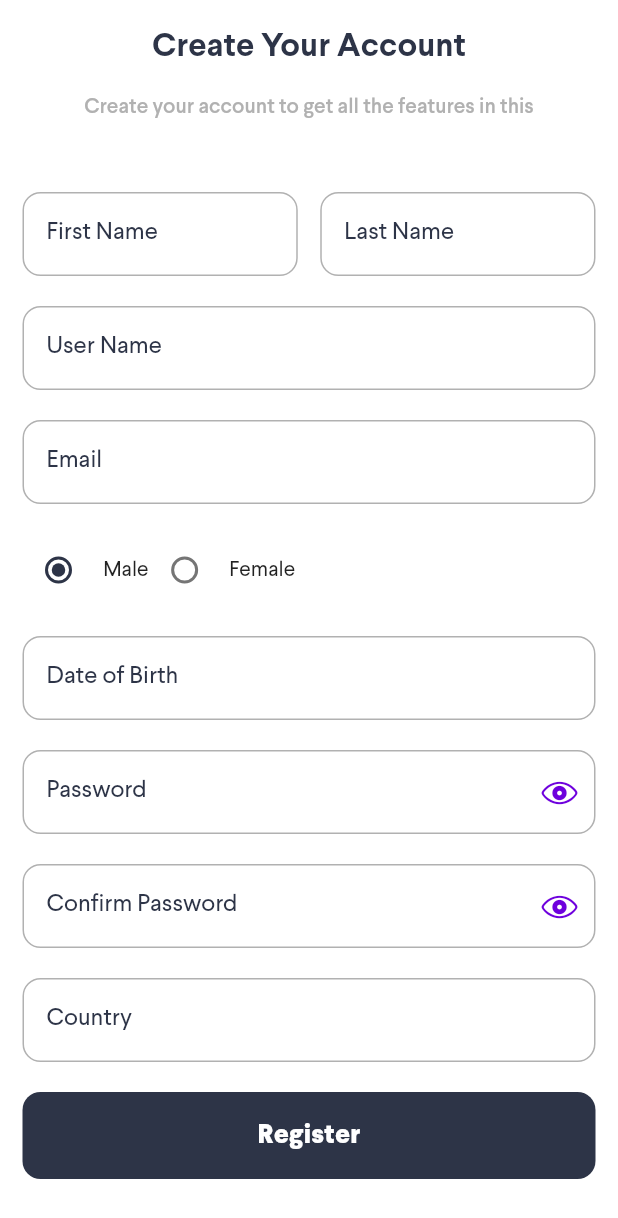
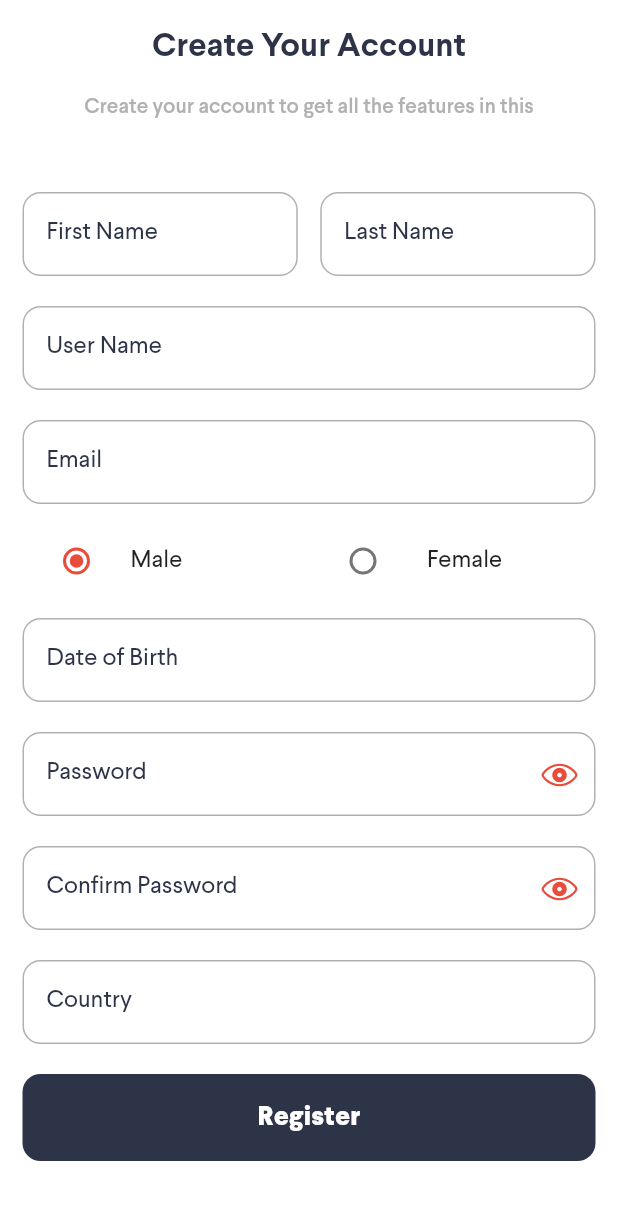
Before and after one commit to faiqkhan480/MUesdMe, a Flutter app: the screen it shows after launch, after a tap on "Sign Up", on a phone screen of 412 x 824 dp. Shown: the top 1218 px of the screen. Run offline on Flutter 3.47's test engine with Material 2 defaults, Android fonts, the phone set to English and light mode, and no system bars; our stand-ins replace audioplayers, awesome_notifications, badges, better_player, country_picker, emoji_picker_flutter and 15 more; missing offline and left inert: agora_rtc_engine, agora_rtm, flutter_storage_path, flutter_stripe, imgly_sdk, photo_editor_sdk and 4 more; accounts and stored records are empty; network calls fail.

Commit message:
change radio button to radio tile

```diff
--- a/lib/controllers/market_controller.dart
+++ b/lib/controllers/market_controller.dart
@@ -119,7 +119,7 @@ class MarketController extends GetxController with GetSingleTickerProviderStateM
     buying.value = false;
   }
 
-  void resetValues() {
+  void resetValues(bool deleteItem) {
     debugPrint(":::::::::::::::RESET");
     if(!buy() && selectedItem.value?.userId != _authService.currentUser?.userId) {
       Get.back();
@@ -128,7 +128,9 @@ class MarketController extends GetxController with GetSingleTickerProviderStateM
     height.value = Get.height;
     borderRadius.value = buy() ? BorderRadius.circular(0) : BorderRadius.circular(30);
     currIndex.value = 0;
-    selectedItem = Rxn<Listing?>();
+    if(deleteItem) {
+      selectedItem = Rxn<Listing?>();
+    }
   }
 
   Future updatePaletteGenerator([String? path, int? index]) async {
--- a/lib/screens/auth/login_screen.dart
+++ b/lib/screens/auth/login_screen.dart
@@ -75,7 +75,7 @@ class _LoginScreenState extends State<LoginScreen> {
                     onSubmit: (_) => FocusScope.of(context).nextFocus(),
                     trailingIcon: IconButton(
                         onPressed: () => setState(() => secure = !secure),
-                        icon: Icon(secure ? CupertinoIcons.eye : CupertinoIcons.eye_slash, color: AppColors.progressColor)),
+                        icon: Icon(secure ? CupertinoIcons.eye : CupertinoIcons.eye_slash, color: AppColors.primaryColor)),
                   ),
                   const SizedBox(height: 10,),
                   Align(
@@ -83,7 +83,7 @@ class _LoginScreenState extends State<LoginScreen> {
                     child: TextButton(
                       onPressed: () => null,
                       style: TextButton.styleFrom(
-                        foregroundColor: AppColors.progressColor,
+                        foregroundColor: AppColors.primaryColor,
                         textStyle: const TextStyle(
                           fontWeight: FontWeight.w800,
                           fontFamily: Constants.fontFamily,
@@ -187,7 +187,7 @@ class _LoginScreenState extends State<LoginScreen> {
                       TextButton(
                         onPressed: () => Navigator.push(context, CupertinoPageRoute(builder: (context) => const RegisterScreen())),
                         style: TextButton.styleFrom(
-                            foregroundColor: AppColors.progressColor,
+                            foregroundColor: AppColors.primaryColor,
                             textStyle: const TextStyle(
                                 fontWeight: FontWeight.w500,
                                 fontFamily: Constants.fontFamily,
--- a/lib/screens/auth/register_screen.dart
+++ b/lib/screens/auth/register_screen.dart
@@ -113,34 +113,34 @@ class _RegisterScreenState extends State<RegisterScreen> {
                     validator: (String? value) => value!.isEmpty ? "Email is required!" : null,
                     onSubmit: (_) => FocusScope.of(context).nextFocus(),
                   ),
-                  const SizedBox(height: 20,),
+                  const SizedBox(height: 10,),
                   // GENDER SELECTION
                   Row(
                     // mainAxisAlignment: MainAxisAlignment.spaceBetween,
                     children: [
-                      Radio(
+                      Expanded(child: RadioListTile(
                         value: Gender.male,
                         groupValue: _gender,
-                        activeColor: AppColors.secondaryColor,
+                        activeColor: AppColors.primaryColor,
                         onChanged: (Gender? value) {
                           setState(() {
                             _gender = value;
                           });
                         },
-                      ),
-                      const Text("\t\tMale"),
+                        title: const Text("Male"),
+                      )),
 
-                      Radio(
+                      Expanded(child: RadioListTile(
                         value: Gender.female,
                         groupValue: _gender,
-                        activeColor: AppColors.secondaryColor,
+                        activeColor: AppColors.primaryColor,
                         onChanged: (Gender? value) {
                           setState(() {
                             _gender = value;
                           });
                         },
-                      ),
-                      const Text("\t\tFemale"),
+                        title: const Text("\t\tFemale"),
+                      )),
                       // Expanded(
                       //   child: TextButton(
                       //     onPressed: () => setState(() => isMale = true),
@@ -190,7 +190,7 @@ class _RegisterScreenState extends State<RegisterScreen> {
                       // ),
                     ],
                   ),
-                  const SizedBox(height: 20,),
+                  const SizedBox(height: 10,),
                   // Date Of Birth Fields
                   InputField(
                     controller: dobController,
@@ -213,7 +213,7 @@ class _RegisterScreenState extends State<RegisterScreen> {
                     onSubmit: (_) => FocusScope.of(context).nextFocus(),
                     trailingIcon: IconButton(
                         onPressed: () => setState(() => passSecure = !passSecure),
-                        icon: Icon(passSecure ? CupertinoIcons.eye : CupertinoIcons.eye_slash, color: AppColors.progressColor)),
+                        icon: Icon(passSecure ? CupertinoIcons.eye : CupertinoIcons.eye_slash, color: AppColors.primaryColor)),
                   ),
                   const SizedBox(height: 20,),
                   // CONFIRM PASSWORD FIELD
@@ -226,7 +226,7 @@ class _RegisterScreenState extends State<RegisterScreen> {
                     onSubmit: (_) => FocusScope.of(context).nextFocus(),
                     trailingIcon: IconButton(
                         onPressed: () => setState(() => confirmPassSecure = !confirmPassSecure),
-                        icon: Icon(confirmPassSecure ? CupertinoIcons.eye : CupertinoIcons.eye_slash, color: AppColors.progressColor)),
+                        icon: Icon(confirmPassSecure ? CupertinoIcons.eye : CupertinoIcons.eye_slash, color: AppColors.primaryColor)),
                   ),
                   const SizedBox(height: 20,),
 
@@ -281,7 +281,7 @@ class _RegisterScreenState extends State<RegisterScreen> {
                       TextButton(
                         onPressed: () => Navigator.pop(context),
                         style: TextButton.styleFrom(
-                            foregroundColor: AppColors.progressColor,
+                            foregroundColor: AppColors.primaryColor,
                             textStyle: const TextStyle(
                                 fontWeight: FontWeight.w500,
                                 fontFamily: Constants.fontFamily,
```
Also changed, not shown: lib/screens/market/item_screen.dart (+4 -4 lines), lib/services/api_service.dart (+1 -9 lines), 2 other files.
